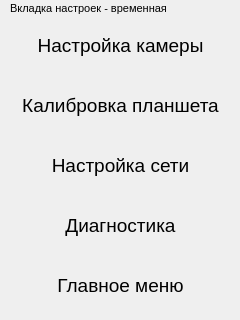
Old version of the form mainwindow.ui in the repository HandBreak/biol.
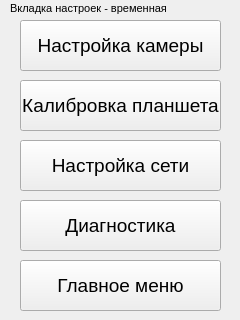
New version of the form. The open tabs and pages were chosen to show the change.

```diff
--- a/mainwindow.ui
+++ b/mainwindow.ui
@@ -453,12 +453,6 @@
     <property name="text">
      <string>Настройка камеры</string>
     </property>
-    <property name="default">
-     <bool>true</bool>
-    </property>
-    <property name="flat">
-     <bool>true</bool>
-    </property>
    </widget>
    <widget class="QLabel" name="lbSetLabel">
     <property name="geometry">
@@ -496,12 +490,6 @@
     <property name="text">
      <string>Настройка сети</string>
     </property>
-    <property name="default">
-     <bool>true</bool>
-    </property>
-    <property name="flat">
-     <bool>true</bool>
-    </property>
    </widget>
    <widget class="QPushButton" name="pbMainWindow1">
     <property name="geometry">
@@ -521,12 +509,6 @@
     <property name="text">
      <string>Главное меню</string>
     </property>
-    <property name="default">
-     <bool>true</bool>
-    </property>
-    <property name="flat">
-     <bool>true</bool>
-    </property>
    </widget>
    <widget class="QPushButton" name="pbCamera_2">
     <property name="geometry">
@@ -546,12 +528,6 @@
     <property name="text">
      <string>Калибровка планшета</string>
     </property>
-    <property name="default">
-     <bool>true</bool>
-    </property>
-    <property name="flat">
-     <bool>true</bool>
-    </property>
    </widget>
    <widget class="QPushButton" name="pbDiagnostic">
     <property name="geometry">
@@ -571,12 +547,6 @@
     <property name="text">
      <string>Диагностика</string>
     </property>
-    <property name="default">
-     <bool>true</bool>
-    </property>
-    <property name="flat">
-     <bool>true</bool>
-    </property>
    </widget>
   </widget>
   <widget class="QWidget" name="pgResearch">
```
Left out of the diff: 136 changed lines with no effect on the pictures.
